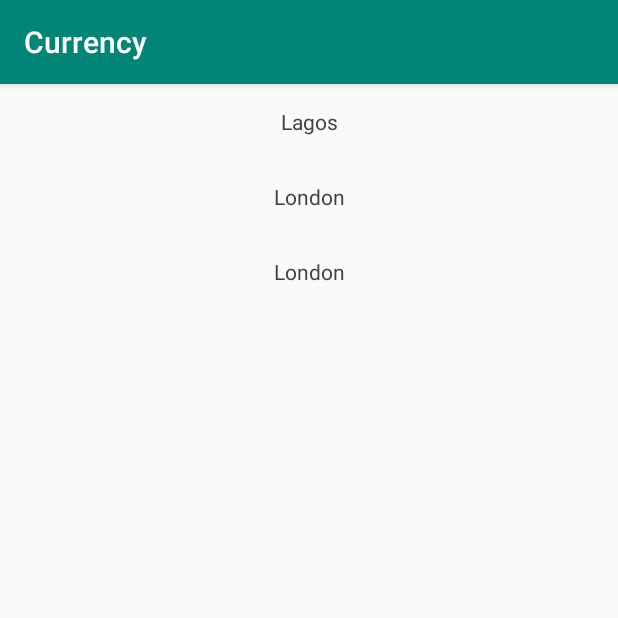
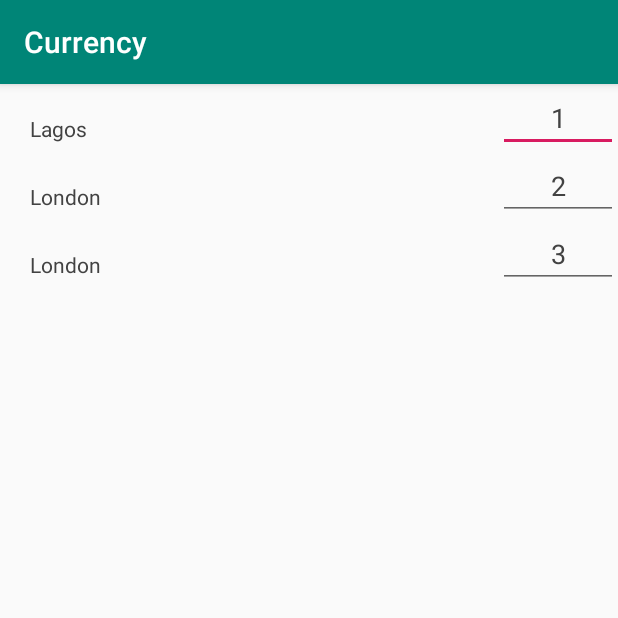
Before and after one commit to mikelis135/Currency, an Android app: the screen it shows after launch (MainActivity), on a phone screen of 412 x 824 dp, the top half of it. Run offline under Robolectric (Android 15) with nearby library versions, the phone set to English and light mode, and no system bars; our stand-ins replace data binding.

Commit message:
Synhronized amount

```diff
--- a/app/build.gradle
+++ b/app/build.gradle
@@ -3,6 +3,7 @@ apply plugin: 'com.android.application'
 android {
     compileSdkVersion 29
     buildToolsVersion "29.0.0"
+    dataBinding.enabled = true
     defaultConfig {
         applicationId "com.revolut.currency"
         minSdkVersion 15
@@ -16,6 +17,10 @@ android {
             minifyEnabled false
             proguardFiles getDefaultProguardFile('proguard-android-optimize.txt'), 'proguard-rules.pro'
         }
+    }
+
+    dataBinding {
+        enabled = true
     }
 }
 
--- a/app/src/main/AndroidManifest.xml
+++ b/app/src/main/AndroidManifest.xml
@@ -1,5 +1,6 @@
 <?xml version="1.0" encoding="utf-8"?>
 <manifest xmlns:android="http://schemas.android.com/apk/res/android"
+    xmlns:tools="http://schemas.android.com/tools"
     package="com.revolut.currency">
 
     <application
@@ -8,7 +9,8 @@
         android:label="@string/app_name"
         android:roundIcon="@mipmap/ic_launcher_round"
         android:supportsRtl="true"
-        android:theme="@style/AppTheme">
+        android:theme="@style/AppTheme"
+        tools:ignore="GoogleAppIndexingWarning">
         <activity android:name=".MainActivity">
             <intent-filter>
                 <action android:name="android.intent.action.MAIN" />
--- a/app/src/main/java/com/revolut/currency/MainActivity.java
+++ b/app/src/main/java/com/revolut/currency/MainActivity.java
@@ -1,4 +1,7 @@
 package com.revolut.currency;
+
+import android.os.Bundle;
+import android.util.Log;
 
 import androidx.appcompat.app.AppCompatActivity;
 import androidx.lifecycle.Observer;
@@ -6,14 +9,12 @@ import androidx.lifecycle.ViewModelProviders;
 import androidx.recyclerview.widget.LinearLayoutManager;
 import androidx.recyclerview.widget.RecyclerView;
 
-import android.os.Bundle;
-import android.util.Log;
-
 import com.h6ah4i.android.widget.advrecyclerview.draggable.RecyclerViewDragDropManager;
 import com.revolut.currency.adapter.MainAdapter;
 import com.revolut.currency.model.Currency;
 import com.revolut.currency.viewmodel.MainActivityViewModel;
 
+import java.util.ArrayList;
 import java.util.List;
 
 
@@ -21,7 +22,11 @@ public class MainActivity extends AppCompatActivity {
 
     private MainActivityViewModel mainActivityViewModel;
     RecyclerViewDragDropManager dragMgr;
-    private MainAdapter mainAdapter;
+    RecyclerView recyclerView;
+    MainAdapter mainAdapter;
+    MainActivity context;
+
+    private List<Currency> currencyList = new ArrayList<>();
 
     @Override
     protected void onCreate(Bundle savedInstanceState) {
@@ -32,28 +37,69 @@ public class MainActivity extends AppCompatActivity {
 
         mainActivityViewModel.init();
 
+        context = this;
+
         initializeRecycler();
 
         mainActivityViewModel.getCurrencyMutableLiveData().observe(this, new Observer<List<Currency>>() {
-                    @Override
-                    public void onChanged(List<Currency> currencies) {
 
-                    }
-                });
+            @Override
+            public void onChanged(List<Currency> currencies) {
+
+            }
+        });
+
     }
 
     private void initializeRecycler() {
-        RecyclerView recyclerView = findViewById(R.id.recycler_view);
+
+        recyclerView = findViewById(R.id.recycler_view);
+        recyclerView.setLayoutManager(new LinearLayoutManager(this, RecyclerView.VERTICAL, false));
+        currencyList = mainActivityViewModel.getCurrencyMutableLiveData().getValue();
+
+        mainAdapter = new MainAdapter(currencyList, new OnViewChanged() {
+
+            @Override
+            public void onTextChanged(String charSeq) {
+
+                    mainActivityViewModel.setNewCurrencyMutableLiveData(charSeq).observe(context, new Observer<List<Currency>>() {
+                        @Override
+                        public void onChanged(List<Currency> currencies) {
+                            mainAdapter.notifyDataSetChanged();
+                            Log.d("itemchange", currencies.get(0).getRate() + " "+currencies.get(0).getAmount() + " "+ currencies.get(0).getName());
+                        }
+                    });
+            }
+
+            @Override
+            public void onItemClicked(int position) {
+                Currency movedItem = currencyList.remove(position);
+                Log.d("itemclick",  movedItem.getRate() + " "+movedItem.getAmount() + " "+movedItem.getName());
+                currencyList.add(0, movedItem);
+                mainAdapter.notifyDataSetChanged();
+
+
+            }
+        });
+
         dragMgr = new RecyclerViewDragDropManager();
         dragMgr.setInitiateOnMove(true);
-        dragMgr.setInitiateOnLongPress(true);
-
-        mainAdapter = new MainAdapter(mainActivityViewModel.getCurrencyMutableLiveData().getValue());
-        recyclerView.setLayoutManager(new LinearLayoutManager(this, RecyclerView.VERTICAL, false));
         recyclerView.setAdapter(dragMgr.createWrappedAdapter(mainAdapter));
-
         dragMgr.attachRecyclerView(recyclerView);
 
     }
 
+
+    @Override
+    public void onBackPressed() {
+        recyclerView.removeAllViewsInLayout();
+        recyclerView.removeAllViews();
+        currencyList.clear();
+        super.onBackPressed();
+    }
+
+    public void clearList(){
+        currencyList.clear();
+    }
+
 }
--- /dev/null
+++ b/app/src/main/java/com/revolut/currency/OnViewChanged.java
@@ -0,0 +1,6 @@
+package com.revolut.currency;
+
+public interface OnViewChanged {
+    void onTextChanged(String charSeq);
+    void onItemClicked(int position);
+}
--- a/app/src/main/java/com/revolut/currency/adapter/MainAdapter.java
+++ b/app/src/main/java/com/revolut/currency/adapter/MainAdapter.java
@@ -1,40 +1,46 @@
 package com.revolut.currency.adapter;
 
-import android.util.Log;
+import android.text.Editable;
+import android.text.TextWatcher;
 import android.view.LayoutInflater;
 import android.view.View;
 import android.view.ViewGroup;
-import android.widget.TextView;
+import android.widget.EditText;
 
 import androidx.annotation.NonNull;
 import androidx.annotation.Nullable;
+import androidx.databinding.DataBindingUtil;
 import androidx.recyclerview.widget.RecyclerView;
 
 import com.h6ah4i.android.widget.advrecyclerview.draggable.DraggableItemAdapter;
 import com.h6ah4i.android.widget.advrecyclerview.draggable.ItemDraggableRange;
 import com.h6ah4i.android.widget.advrecyclerview.utils.AbstractDraggableItemViewHolder;
+import com.revolut.currency.OnViewChanged;
 import com.revolut.currency.R;
+import com.revolut.currency.databinding.ListItemBinding;
 import com.revolut.currency.model.Currency;
 
 import java.util.List;
 
 public class MainAdapter extends RecyclerView.Adapter<MainAdapter.MyViewHolder> implements DraggableItemAdapter<MainAdapter.MyViewHolder> {
 
-    private static final String TAG = "MainAdapter";
     private List<Currency> currencyList;
+    private OnViewChanged onViewChanged;
 
-    public MainAdapter(List<Currency> currencyList) {
+
+    public MainAdapter(List<Currency> currencyList,  OnViewChanged onViewChanged) {
         setHasStableIds(true);
         this.currencyList = currencyList;
+        this.onViewChanged = onViewChanged;
     }
 
     class MyViewHolder extends AbstractDraggableItemViewHolder {
 
-        private TextView name;
+        ListItemBinding listItemBinding;
 
-        MyViewHolder(View itemView) {
-            super(itemView);
-            name = itemView.findViewById(R.id.currencyName);
+        MyViewHolder(@NonNull ListItemBinding itemView) {
+            super(itemView.getRoot());
+            listItemBinding = itemView;
         }
     }
 
@@ -42,23 +48,56 @@ public class MainAdapter extends RecyclerView.Adapter<MainAdapter.MyViewHolder>
     @NonNull
     @Override
     public MyViewHolder onCreateViewHolder(ViewGroup parent, int viewType) {
-        Log.d(TAG, "MainAdapter onCreateViewHolder: ");
-        View view = LayoutInflater.from(parent.getContext()).inflate(R.layout.list_item, parent, false);
-        return new MyViewHolder(view);
+        ListItemBinding listItemBinding = DataBindingUtil.inflate(LayoutInflater.from(parent.getContext()), R.layout.list_item , parent, false);
+        return new MyViewHolder(listItemBinding);
     }
 
     @Override
-    public void onBindViewHolder(MyViewHolder holder, final int position) {
-        Log.d(TAG, "MainAdapter: " + currencyList.get(position).getName() + " " + position);
-        holder.name.setText(currencyList.get(position).getName());
-        holder.name.setOnClickListener(new View.OnClickListener() {
+    public void onBindViewHolder(final MyViewHolder holder, final int position) {
+
+        Currency currency = currencyList.get(position);
+        holder.listItemBinding.setCurrency(currency);
+        holder.setIsRecyclable(false);
+        final EditText amountEdit = holder.listItemBinding.getRoot().findViewById(R.id.amount);
+        amountEdit.setSelection(amountEdit.getText().length());
+
+        holder.listItemBinding.getRoot().findViewById(R.id.currencyName).setOnClickListener(new View.OnClickListener() {
+
             @Override
             public void onClick(View view) {
-                Currency movedItem = currencyList.remove(position);
-                currencyList.add(0, movedItem);
-                notifyDataSetChanged();
+
+                if (position != 0) {
+                    onViewChanged.onItemClicked(position);
+                }
             }
         });
+
+        ((EditText) holder.listItemBinding.getRoot().findViewById(R.id.amount)).addTextChangedListener(new TextWatcher() {
+
+            boolean yh = false;
+
+            @Override
+            public void beforeTextChanged(CharSequence charSequence, int i, int i1, int i2) {
+
+            }
+
+            @Override
+            public void onTextChanged(CharSequence charSequence, int i, int i1, final int i2) {
+
+//                if (amountEdit.isDirty()) {
+                    if (position == 0) {
+                        onViewChanged.onTextChanged(charSequence.toString());
+//                    }
+                }
+            }
+
+            @Override
+            public void afterTextChanged(Editable editable) {
+
+            }
+        });
+
+
     }
 
     @Override
@@ -68,7 +107,7 @@ public class MainAdapter extends RecyclerView.Adapter<MainAdapter.MyViewHolder>
 
     @Override
     public int getItemCount() {
-        return currencyList.size();
+        return null != currencyList ? currencyList.size() : 0;
     }
 
     @Override
@@ -84,8 +123,7 @@ public class MainAdapter extends RecyclerView.Adapter<MainAdapter.MyViewHolder>
 
     @Override
     public void onMoveItem(int fromPosition, int toPosition) {
-        Currency movedItem = currencyList.remove(fromPosition);
-        currencyList.add(toPosition, movedItem);
+
     }
 
     @Override
@@ -103,5 +141,4 @@ public class MainAdapter extends RecyclerView.Adapter<MainAdapter.MyViewHolder>
 
     }
 
-
 }
--- a/app/src/main/java/com/revolut/currency/model/Currency.java
+++ b/app/src/main/java/com/revolut/currency/model/Currency.java
@@ -3,24 +3,42 @@ package com.revolut.currency.model;
 public class Currency {
 
     private int id;
-    private String name;
-    private String surname;
+    private String currencyName;
+    private String amount;
+    private String rate;
 
-    public Currency(int id, String name, String surname) {
+    public Currency(int id, String name, String amount, String rate) {
         this.id = id;
-        this.name = name;
-        this.surname = surname;
+        this.currencyName = name;
+        this.amount = amount;
+        this.rate = rate;
     }
 
     public String getName() {
-        return name;
+        return currencyName;
     }
 
-    public String getSurname() {
-        return surname;
+    public String getAmount() {
+        return amount;
+    }
+
+    public void setAmount(String amount) {
+        this.amount = amount;
     }
 
     public int getId() {
         return id;
     }
+
+    public void setId(int id) {
+        this.id = id;
+    }
+
+    public String getRate() {
+        return rate;
+    }
+
+    public void setRate(String rate) {
+        this.rate = rate;
+    }
 }
--- a/app/src/main/java/com/revolut/currency/repository/CurrencyRepository.java
+++ b/app/src/main/java/com/revolut/currency/repository/CurrencyRepository.java
@@ -10,8 +10,8 @@ import java.util.List;
 public class CurrencyRepository {
 
     private static CurrencyRepository instance;
-    private ArrayList<Currency> dataSet = new ArrayList<>();
-    MutableLiveData<List<Currency>> currencyMutableLiveData;
+    public ArrayList<Currency> dataSet = new ArrayList<>();
+    private MutableLiveData<List<Currency>> currencyMutableLiveData;
 
     public static CurrencyRepository getInstance(){
 
@@ -25,33 +25,46 @@ public class CurrencyRepository {
     public MutableLiveData<List<Currency>> getCurrency(){
         currencyMutableLiveData  = new MutableLiveData<>();
 
-        if (dataSet.size() != 0) {
-
-            //will come here henceforth for consecutive data
+        if (dataSet.size() == 0) {
+            setCurrency();
             currencyMutableLiveData.setValue(dataSet);
             return currencyMutableLiveData;
         }
-
-        //will come here for first getting default values from default data
-        setCurrency();
-        currencyMutableLiveData.setValue(dataSet);
         return currencyMutableLiveData;
     }
 
-    private void setCurrency() {
-        //static data
-        dataSet.add(new Currency(1, "Lagos", ""));
-        dataSet.add(new Currency(2, "London", ""));
-        dataSet.add(new Currency(3, "London", ""));
-    }
+    public MutableLiveData<List<Currency>> getNewCurrency(int id, String name, String amount, String rate){
 
-    public MutableLiveData<List<Currency>> getNewCurrency(int id, String name, String surname){
-
-        dataSet.add(new Currency(id, name, surname));
+        dataSet.add(new Currency(id, name, amount, rate));
 
         //livedata object for setting new data
         currencyMutableLiveData = new MutableLiveData<>();
         currencyMutableLiveData.setValue(dataSet);
         return currencyMutableLiveData;
     }
+
+    public MutableLiveData<List<Currency>> setAmount(String amount){
+
+        for (int i = 0; i < dataSet.size(); i++) {
+
+            Double rate = Double.valueOf(dataSet.get(i).getRate());
+            try {
+                dataSet.get(i).setAmount(String.valueOf(Integer.valueOf(amount) * rate.intValue()));
+            }catch (Exception e){
+                dataSet.get(i).setAmount("");
+            }
+
+        }
+
+        currencyMutableLiveData = new MutableLiveData<>();
+        currencyMutableLiveData.setValue(dataSet);
+        return currencyMutableLiveData;
+    }
+
+    private void setCurrency() {
+        dataSet.add(new Currency(1, "Lagos", "1" , "1.0"));
+        dataSet.add(new Currency(2, "London", "1", "2.0"));
+        dataSet.add(new Currency(3, "London", "1", "3.0"));
+    }
+
 }
--- a/app/src/main/java/com/revolut/currency/viewmodel/MainActivityViewModel.java
+++ b/app/src/main/java/com/revolut/currency/viewmodel/MainActivityViewModel.java
@@ -26,6 +26,10 @@ public class MainActivityViewModel extends ViewModel {
     }
 
     public LiveData<List<Currency>> getNewCurrencyMutableLiveData(Currency Currency) {
-        return currencyRepository.getNewCurrency(Currency.getId(), Currency.getName(), Currency.getSurname());
+        return currencyRepository.getNewCurrency(Currency.getId(), Currency.getName(), Currency.getAmount(), Currency.getRate());
+    }
+
+    public LiveData<List<Currency>> setNewCurrencyMutableLiveData(String amount) {
+        return currencyRepository.setAmount(amount);
     }
 }
--- a/app/src/main/res/layout/activity_main.xml
+++ b/app/src/main/res/layout/activity_main.xml
@@ -1,5 +1,19 @@
 <?xml version="1.0" encoding="utf-8"?>
+<!--
+       Copyright (C) 2016 Haruki Hasegawa
 
+       Licensed under the Apache License, Version 2.0 (the "License");
+       you may not use this file except in compliance with the License.
+       You may obtain a copy of the License at
+
+           http://www.apache.org/licenses/LICENSE-2.0
+
+       Unless required by applicable law or agreed to in writing, software
+       distributed under the License is distributed on an "AS IS" BASIS,
+       WITHOUT WARRANTIES OR CONDITIONS OF ANY KIND, either express or implied.
+       See the License for the specific language governing permissions and
+       limitations under the License.
+-->
 <androidx.constraintlayout.widget.ConstraintLayout
     xmlns:android="http://schemas.android.com/apk/res/android"
     android:id="@+id/container"
--- a/app/src/main/res/layout/list_item.xml
+++ b/app/src/main/res/layout/list_item.xml
@@ -1,15 +1,50 @@
 <?xml version="1.0" encoding="utf-8"?>
+
+<layout xmlns:android="http://schemas.android.com/apk/res/android"
+    xmlns:app="http://schemas.android.com/apk/res-auto">
+
+    <data>
+        <variable
+            name="currency"
+            type="com.revolut.currency.model.Currency" />
+        <variable
+            name="repository"
+            type="com.revolut.currency.repository.CurrencyRepository" />
+    </data>
+
 <androidx.constraintlayout.widget.ConstraintLayout
-    xmlns:android="http://schemas.android.com/apk/res/android"
     android:layout_width="match_parent"
-    android:layout_height="50dp"
-    android:background="?attr/selectableItemBackground">
+    android:layout_height="wrap_content">
 
     <TextView
         android:id="@+id/currencyName"
-        android:layout_width="match_parent"
+        android:layout_width="wrap_content"
         android:layout_height="match_parent"
-        android:textColor="@color/cardview_dark_background"
-        android:gravity="center"/>
+        android:textColor="@color/grey"
+        android:minWidth="50dp"
+        android:text="@{currency.name}"
+        app:layout_constraintStart_toStartOf="parent"
+        app:layout_constraintTop_toTopOf="parent"
+        android:layout_marginStart="20dp"
+        android:layout_marginTop="20dp"
+        android:layout_marginEnd="20dp"
+        android:gravity="start"/>
+
+    <EditText
+        android:id="@+id/amount"
+        android:layout_width="wrap_content"
+        android:layout_height="match_parent"
+        android:textColor="@color/grey"
+        android:minWidth="80dp"
+        android:gravity="center"
+        android:text="@{currency.amount}"
+        android:focusableInTouchMode="true"
+        android:inputType="number"
+        app:layout_constraintEnd_toEndOf="parent"
+        app:layout_constraintTop_toTopOf="parent"
+        android:hint="@string/_0"
+        app:layout_constraintLeft_toRightOf="@id/amount"/>
 
 </androidx.constraintlayout.widget.ConstraintLayout>
+
+</layout>
--- a/app/src/main/res/mipmap-anydpi-v26/ic_launcher.xml
+++ /dev/null
@@ -1,5 +0,0 @@
-<?xml version="1.0" encoding="utf-8"?>
-<adaptive-icon xmlns:android="http://schemas.android.com/apk/res/android">
-    <background android:drawable="@drawable/ic_launcher_background" />
-    <foreground android:drawable="@drawable/ic_launcher_foreground" />
-</adaptive-icon>
--- a/app/src/main/res/mipmap-anydpi-v26/ic_launcher_round.xml
+++ /dev/null
@@ -1,5 +0,0 @@
-<?xml version="1.0" encoding="utf-8"?>
-<adaptive-icon xmlns:android="http://schemas.android.com/apk/res/android">
-    <background android:drawable="@drawable/ic_launcher_background" />
-    <foreground android:drawable="@drawable/ic_launcher_foreground" />
-</adaptive-icon>
--- a/app/src/main/res/values/colors.xml
+++ b/app/src/main/res/values/colors.xml
@@ -3,4 +3,5 @@
     <color name="colorPrimary">#008577</color>
     <color name="colorPrimaryDark">#00574B</color>
     <color name="colorAccent">#D81B60</color>
+    <color name="grey">#FF424242</color>
 </resources>
--- a/app/src/main/res/values/strings.xml
+++ b/app/src/main/res/values/strings.xml
@@ -1,3 +1,4 @@
 <resources>
     <string name="app_name">Currency</string>
+    <string name="_0">0</string>
 </resources>
```
